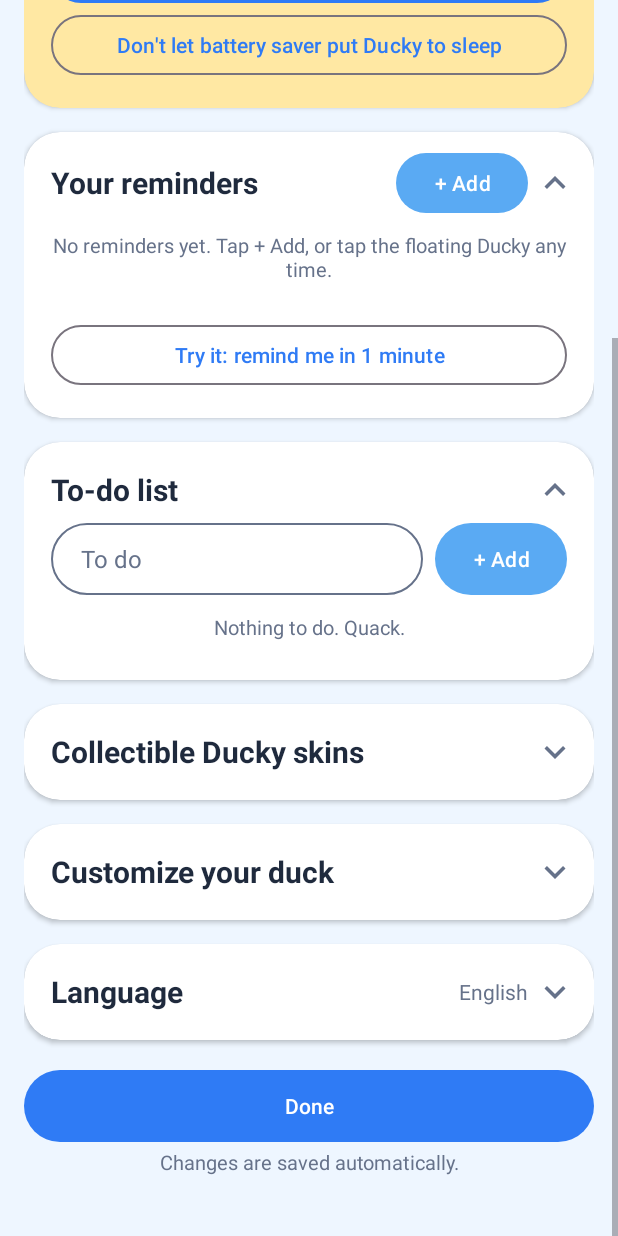
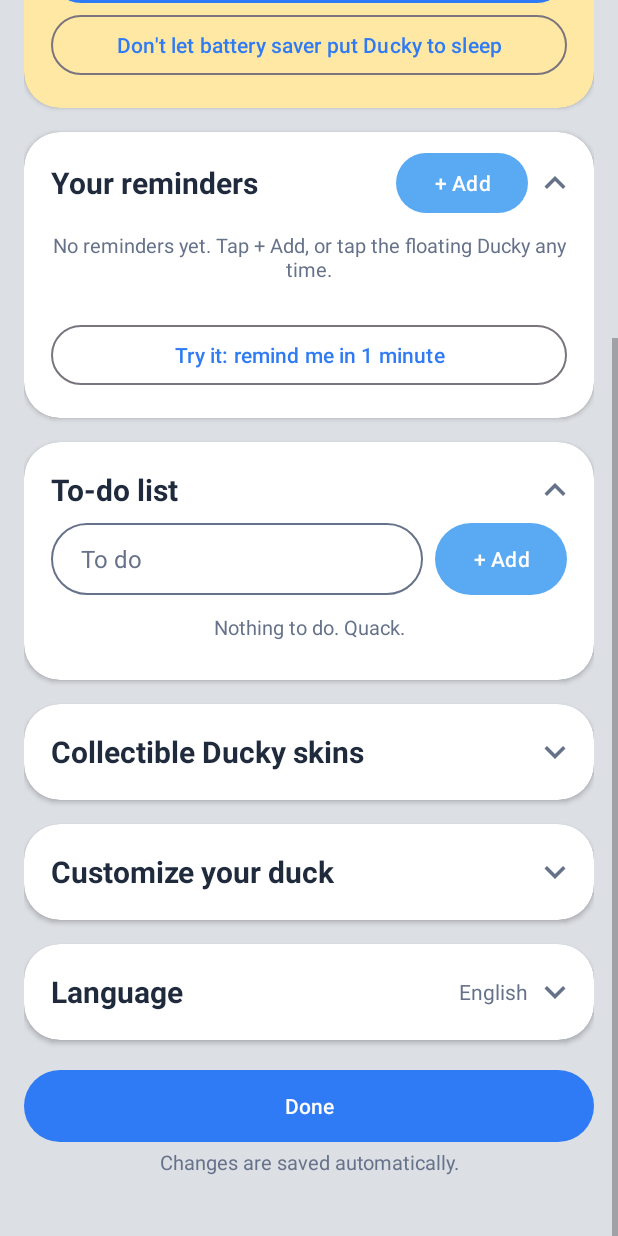
Before and after one commit to magnunopus7-cyber/reminder-ducky, an Android app: the screen it shows after launch (MainActivity), scrolled down 310 dp, on a phone screen of 412 x 824 dp. Run offline under Robolectric (Android 15) with nearby library versions, the phone set to English and light mode, and no system bars.

Commit message:
Darker grey page; language cards show just the names
Co-Authored-By: Claude Opus 5.5 <noreply@anthropic.com>
Claude-Session: https://claude.ai/code/session_01RVCFduhiL9S1EcWF7mL4qc

```diff
--- a/app/src/main/java/app/reminderducky/MainActivity.kt
+++ b/app/src/main/java/app/reminderducky/MainActivity.kt
@@ -499,12 +499,22 @@ class MainActivity : AppCompatActivity() {
         val languages = listOf("en" to "English", "ko" to "한국어")
         val current = (AppCompatDelegate.getApplicationLocales()[0] ?: Locale.getDefault()).language
             .let { if (it == "ko") "ko" else "en" }
-        val glyphs = mapOf("en" to "Aa", "ko" to "가")
         val accent = ContextCompat.getColor(this, R.color.duck_yellow)
         for ((tag, name) in languages) {
-            val card = glyphCard(languageGroup, glyphs.getValue(tag), name) {
-                AppCompatDelegate.setApplicationLocales(LocaleListCompat.forLanguageTags(tag))
+            val card = MaterialCardView(this).apply {
+                radius = dp(18).toFloat()
+                strokeWidth = dp(2)
+                cardElevation = dp(1).toFloat()
+                setOnClickListener { AppCompatDelegate.setApplicationLocales(LocaleListCompat.forLanguageTags(tag)) }
+                addView(TextView(context).apply {
+                    text = name
+                    textSize = 15f
+                    setTextColor(ContextCompat.getColor(context, R.color.ink))
+                    setPadding(dp(22), dp(12), dp(22), dp(12))
+                })
             }
+            languageGroup.addView(card, ViewGroup.MarginLayoutParams(ViewGroup.LayoutParams.WRAP_CONTENT, ViewGroup.LayoutParams.WRAP_CONTENT)
+                .apply { marginEnd = dp(8); topMargin = dp(4); bottomMargin = dp(4); marginStart = dp(2) })
             card.strokeColor = if (tag == current) accent else Color.TRANSPARENT
             if (tag == current) findViewById<TextView>(R.id.languageValue).text = name
         }
--- a/app/src/main/res/values/colors.xml
+++ b/app/src/main/res/values/colors.xml
@@ -3,7 +3,7 @@
     <color name="icon_bg">#8EC5FF</color>
     <color name="sky_top">#6FB1FF</color>
     <color name="sky_bottom">#BFDFFF</color>
-    <color name="page">#EEF6FF</color>
+    <color name="page">#DCDFE4</color>
     <color name="card">#FFFFFF</color>
     <color name="ink">#1F2A3D</color>
     <color name="ink_soft">#66728A</color>
```
